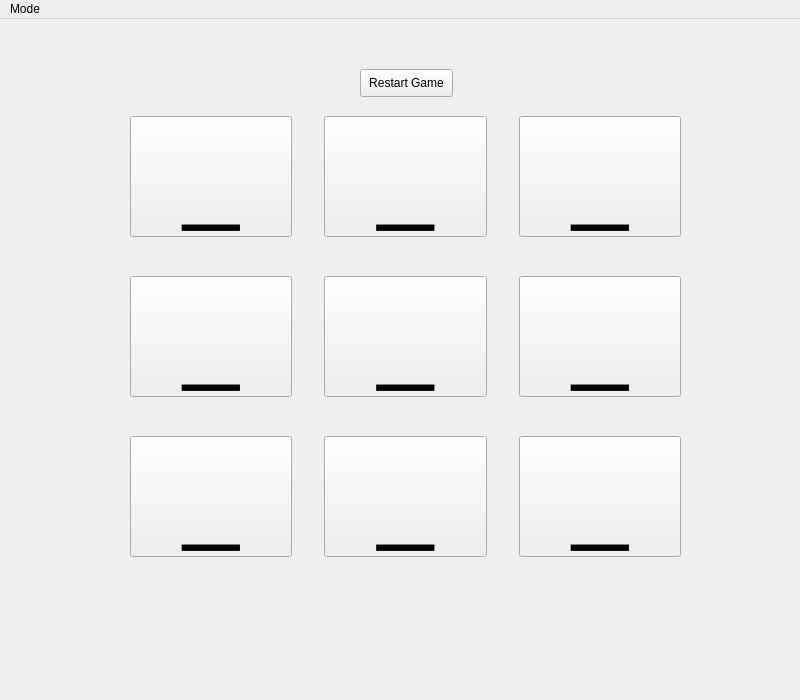
Old version of the form Tickle/mainwindow.ui in the repository RRkundkar777/Tickle.
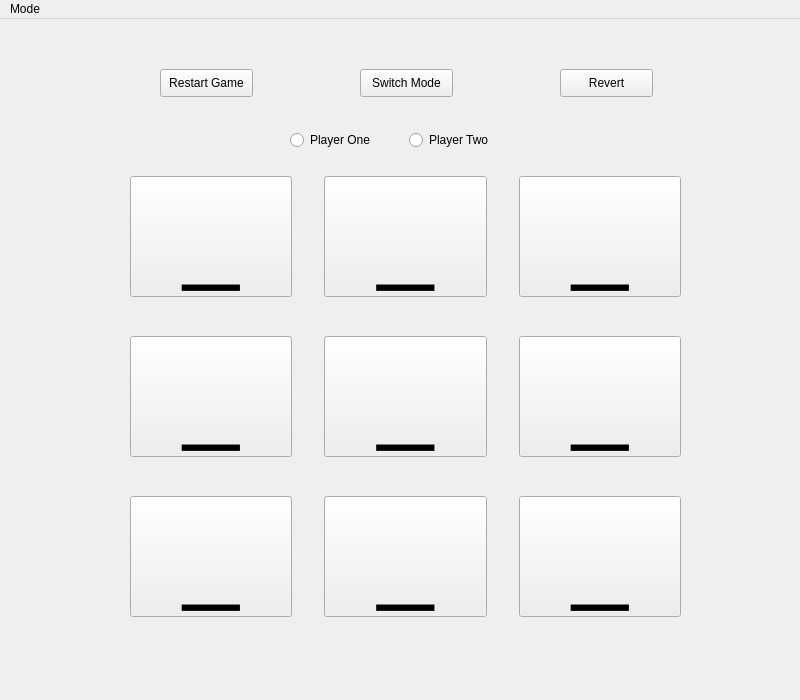
New version of the form. Custom widgets are drawn as their Qt base class.

```diff
--- a/Tickle/mainwindow.ui
+++ b/Tickle/mainwindow.ui
@@ -36,7 +36,7 @@
     <property name="geometry">
      <rect>
       <x>130</x>
-      <y>90</y>
+      <y>150</y>
       <width>551</width>
       <height>456</height>
      </rect>
@@ -140,7 +140,7 @@
    <widget class="QPushButton" name="RestartGame">
     <property name="geometry">
      <rect>
-      <x>360</x>
+      <x>160</x>
       <y>50</y>
       <width>93</width>
       <height>28</height>
@@ -150,6 +150,58 @@
      <string>Restart Game</string>
     </property>
    </widget>
+   <widget class="QPushButton" name="revert_btn">
+    <property name="geometry">
+     <rect>
+      <x>560</x>
+      <y>50</y>
+      <width>93</width>
+      <height>28</height>
+     </rect>
+    </property>
+    <property name="text">
+     <string>Revert</string>
+    </property>
+   </widget>
+   <widget class="QPushButton" name="switchMode">
+    <property name="geometry">
+     <rect>
+      <x>360</x>
+      <y>50</y>
+      <width>93</width>
+      <height>28</height>
+     </rect>
+    </property>
+    <property name="text">
+     <string>Switch Mode</string>
+    </property>
+   </widget>
+   <widget class="QWidget" name="">
+    <property name="geometry">
+     <rect>
+      <x>290</x>
+      <y>110</y>
+      <width>231</width>
+      <height>22</height>
+     </rect>
+    </property>
+    <layout class="QHBoxLayout" name="horizontalLayout">
+     <item>
+      <widget class="QRadioButton" name="radioButton_Player">
+       <property name="text">
+        <string>Player One</string>
+       </property>
+      </widget>
+     </item>
+     <item>
+      <widget class="QRadioButton" name="radioButton_Player_2">
+       <property name="text">
+        <string>Player Two</string>
+       </property>
+      </widget>
+     </item>
+    </layout>
+   </widget>
   </widget>
   <widget class="QMenuBar" name="menubar">
    <property name="geometry">
```
